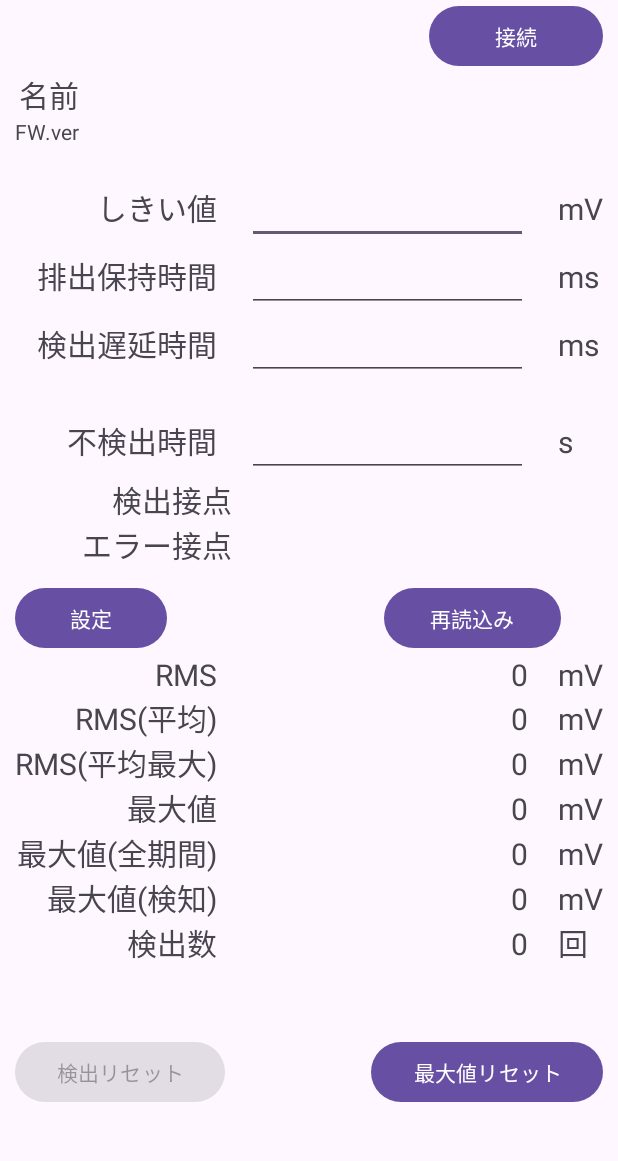
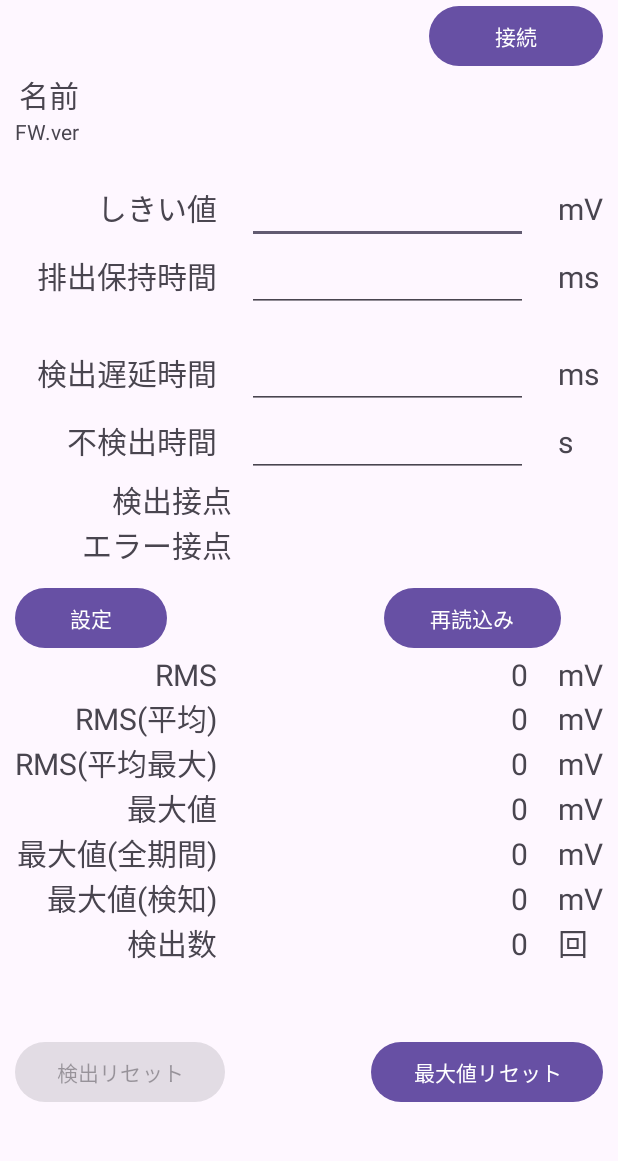
Before and after one commit to orangedenshi/met_det, an Android app: the screen it shows after launch (MainActivity), on a phone screen of 412 x 824 dp, the part 49-1210 px from its top. Run offline under Robolectric (Android 15) with nearby library versions, the phone set to English and light mode, and no system bars.

Commit message:
version 1.3 add delay time  delay time text's position change

```diff
--- a/app/src/main/res/layout/activity_main.xml
+++ b/app/src/main/res/layout/activity_main.xml
@@ -176,6 +176,23 @@
 
                 <TableRow
                     android:layout_width="match_parent"
+                    android:layout_height="match_parent" >
+
+                    <Space
+                        android:layout_width="wrap_content"
+                        android:layout_height="wrap_content"
+                        android:layout_weight="1" />
+
+                    <TextView
+                        android:id="@+id/textView33"
+                        android:layout_width="wrap_content"
+                        android:layout_height="wrap_content"
+                        android:layout_weight="1" />
+
+                </TableRow>
+
+                <TableRow
+                    android:layout_width="match_parent"
                     android:layout_height="match_parent">
 
                     <TextView
@@ -209,23 +226,7 @@
                 </TableRow>
 
                 <TableRow
-                    android:layout_width="match_parent"
-                    android:layout_height="match_parent" >
-
-                    <Space
-                        android:layout_width="wrap_content"
-                        android:layout_height="wrap_content"
-                        android:layout_weight="1" />
-
-                    <TextView
-                        android:id="@+id/textView33"
-                        android:layout_width="wrap_content"
-                        android:layout_height="wrap_content"
-                        android:layout_weight="1" />
-
-                </TableRow>
-
-                <TableRow
+                    android:id="@+id/tableRow1"
                     android:layout_width="match_parent"
                     android:layout_height="match_parent">
 
```
Also changed, not shown: app/src/main/java/com/nyamadax/met_det/MainActivity.kt (+11 -0 lines).
